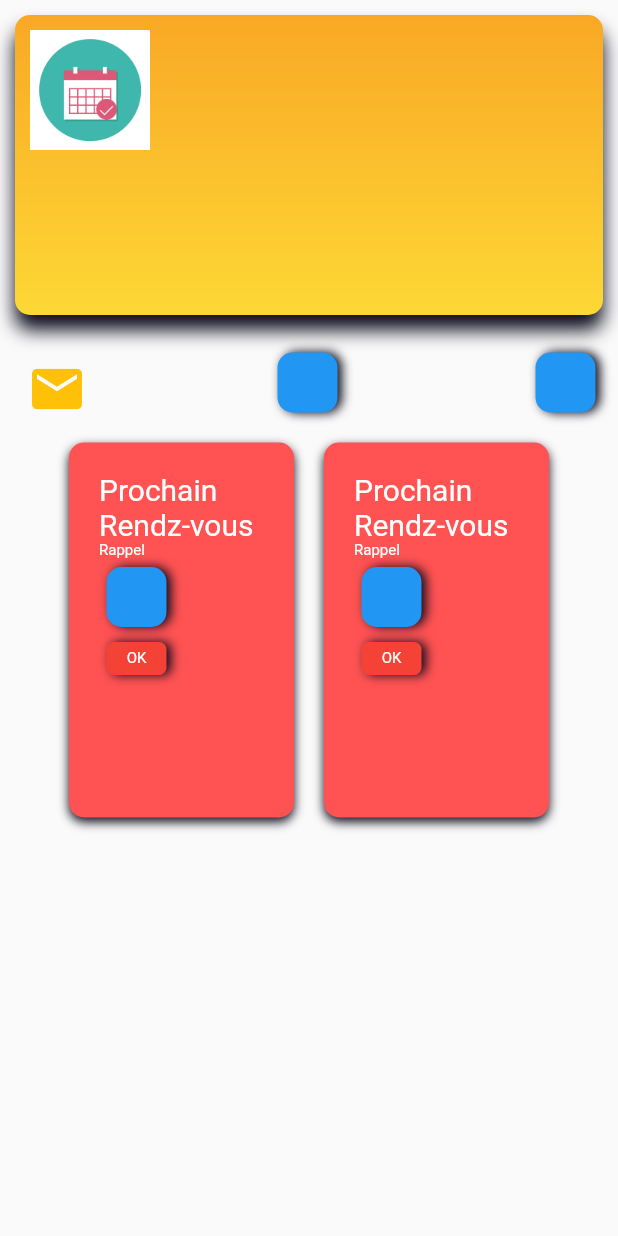
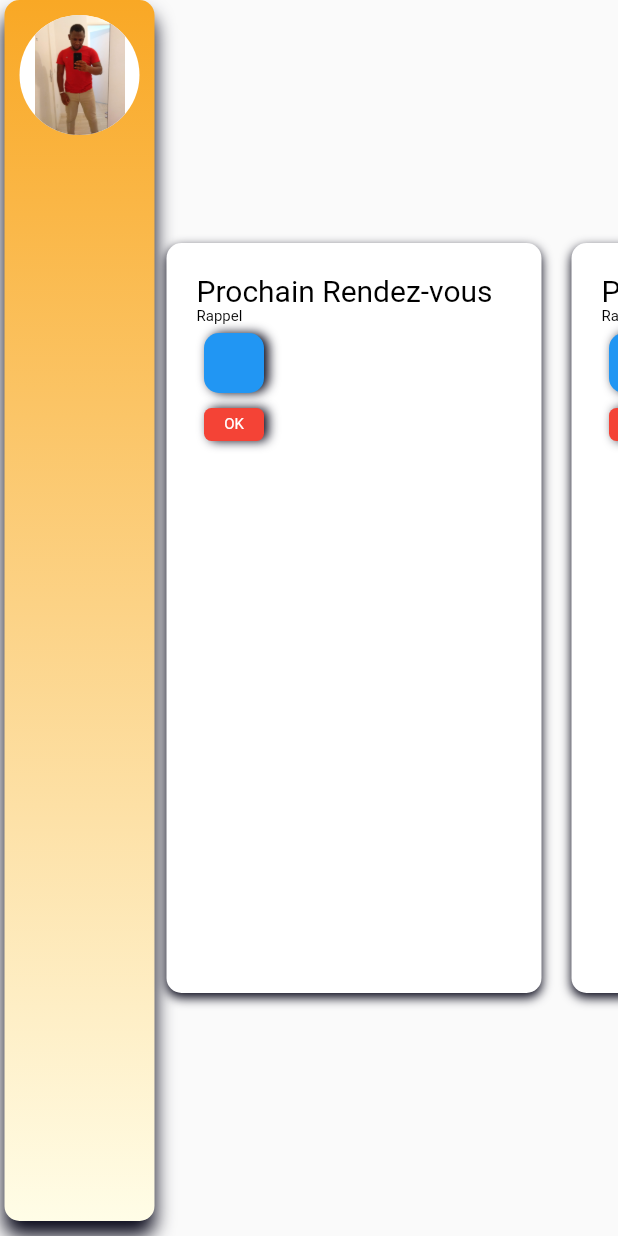
Before and after one commit to BaldeHamidou/flutterfirstproj, a Flutter app: the screen it shows after launch, on a phone screen of 412 x 824 dp. Run offline on Flutter 3.47's test engine with Material 2 defaults, Android fonts, the phone set to English and light mode, and no system bars.

```diff
--- a/lib/main.dart
+++ b/lib/main.dart
@@ -32,11 +32,12 @@ class _MonApplicationState extends State<MonApplication> {
     return new MaterialApp(
         title: 'Statfule Widget',
         home: new Scaffold(
-            body: Column(
-          children: [
+            body: ListView(
+          scrollDirection: Axis.horizontal,
+          children: <Widget>[
             titreSession,
             //SizedBox(height: 5.0),
-            iconSession,
+            //iconSession,
             //buttonPersonal,
             ligneElement,
           ],
@@ -49,14 +50,17 @@ class _MonApplicationState extends State<MonApplication> {
 //************************************************************** */
 Widget titreSession = Container(
   height: 200,
+  //width: 200,
   //padding: EdgeInsets.all(10.0),
-  margin: EdgeInsets.all(10.0),
+  //margin: EdgeInsets.all(10.0),
+  margin: EdgeInsets.only(left: 3, top: 0, right: 3, bottom: 10),
   //width: EdgeInsets,
 //color: Colors.amber,
   child: Stack(
     children: [
       Center(),
       imageDeProfil,
+      //petitButton,
     ],
   ),
   decoration: BoxDecoration(
@@ -74,8 +78,8 @@ Widget titreSession = Container(
           colors: [
             //Colors.red[900],
             Colors.yellow[800],
-            //Colors.green[900],
-            Colors.yellow[600]
+            Colors.yellow[50],
+            //Colors.yellow[10]
           ])),
 );
 //****************************************************************** */
@@ -86,37 +90,9 @@ Widget titreSession = Container(
 Widget iconSession = Container(
   height: 50,
   margin: EdgeInsets.all(10.0),
-  //padding: EdgeInsets.all(10.0),
-  //color: Colors.blue,
-  /* decoration: BoxDecoration(
-      borderRadius: BorderRadius.circular(10),
-      gradient: LinearGradient(
-          begin: Alignment.topCenter,
-          end: Alignment.bottomCenter,
-          colors: [
-            Colors.red[50],
-            Colors.grey
-            //Colors.blue,
-          ])),*/
   child: Row(
     mainAxisAlignment: MainAxisAlignment.spaceBetween,
     children: [
-      /*Container(
-          margin: EdgeInsets.all(5.0),
-          //alignment: Alignment.center,
-          //color: Colors.green,
-          decoration: BoxDecoration(
-              borderRadius: BorderRadius.circular(5), color: Colors.green),
-          //margin: EdgeInsets.all(5),
-          child: Center(
-            IconButton(
-              icon: Icon(Icons.mail),
-              //iconSize: 20,
-              //alignment: Alignment,
-              iconSize: 40,
-              //padding: EdgeInsets.all(10),
-              //padding: EdgeInsetsGeometry.infinity,
-              onPressed: () {}))),*/
       IconButton(
           icon: Icon(Icons.mail, color: Colors.amber, size: 40),
           //iconSize: 40,
@@ -134,27 +110,27 @@ Widget iconSession = Container(
 //***************************************************************** */
 Widget buttonPersonal = Container(
   margin: EdgeInsets.all(5.0),
-  width: 150,
-  height: 250,
+  width: 250,
+  height: 500,
   //color: Colors.green,
   padding: EdgeInsets.all(20),
   child: Column(
     crossAxisAlignment: CrossAxisAlignment.start,
     children: <Widget>[
       Text(
-        "Prochain Rendz-vous",
-        style: TextStyle(color: Colors.white, fontSize: 20),
+        "Prochain Rendez-vous",
+        style: TextStyle(color: Colors.black, fontSize: 20),
       ),
       Text(
         "Rappel",
-        style: TextStyle(color: Colors.white, fontSize: 10),
+        style: TextStyle(color: Colors.black, fontSize: 10),
       ),
       petitButton,
       petitButtonText,
     ],
   ),
   decoration: BoxDecoration(
-    color: Colors.redAccent,
+    color: Colors.white,
     borderRadius: BorderRadius.circular(10),
     boxShadow: [
       BoxShadow(
@@ -174,7 +150,9 @@ Widget ligneElement = Container(
     alignment: Alignment.center,
     child: Row(
       mainAxisAlignment: MainAxisAlignment.center,
-      children: [
+      children: <Widget>[
+        buttonPersonal,
+        SizedBox(width: 10.0),
         buttonPersonal,
         SizedBox(width: 10.0),
         buttonPersonal,
@@ -231,39 +209,23 @@ Widget petitButtonText = Container(
 //****************************************************************************** */
 
 //****************************************************************************** */
-//                   Widget pour image de Profil
+// Widget pour image de Profil
 //****************************************************************************** */
 Widget imageDeProfil = Container(
   margin: EdgeInsets.all(10),
   height: 80,
   width: 80,
-  //alignment: Alignment.topLeft,
-
-  //child: Image.asset(),
+  padding: EdgeInsets.all(5),
   decoration: BoxDecoration(
     color: Colors.white,
-    /*
+    // borderRadius: BorderRadius.circular(200),
     image: DecorationImage(
-      image: Image.asset('img/calender.png',),
-    ),*/
-    //shape: Border.all(width: 50),
-    //border: Border.all(
-    //width: 130,
-    //color: Theme.of(context).scaffoldBackgroundColor,
-    //  ),
+      image: AssetImage(
+        'img/profil.jpg',
+      ),
+      //fit: BoxFit.fill,
+    ),
     shape: BoxShape.circle,
-
-    //shape: ,
-
-    /*image: DecorationImage(
-              fit: BoxFit.cover,
-              image: NetworkImage(
-                  'https://www.google.com/search?q=image&sxsrf=ALeKk02FxIGFZrFE_eKOr8b24hWpfBGEBQ:1606565626741&source=lnms&tbm=isch&sa=X&ved=2ahUKEwim0_Wrm6XtAhXSxoUKHXj7CA4Q_AUoAXoECAQQAw&biw=1536&bih=666#imgrc=_2JirDBiGzi3lM'),
-            )),*/
-  ),
-  child: Image.asset(
-    'img/calender.png',
-    alignment: Alignment.center,
   ),
 );
 
--- a/pubspec.yaml
+++ b/pubspec.yaml
@@ -49,6 +49,7 @@ flutter:
   assets:
     - img/calender.png
     - img/calender-2.png
+    - img/profil.jpg
   #   - images/a_dot_burr.jpeg
   #   - images/a_dot_ham.jpeg
 
```
Also changed, not shown: img/profil.jpg (added).
